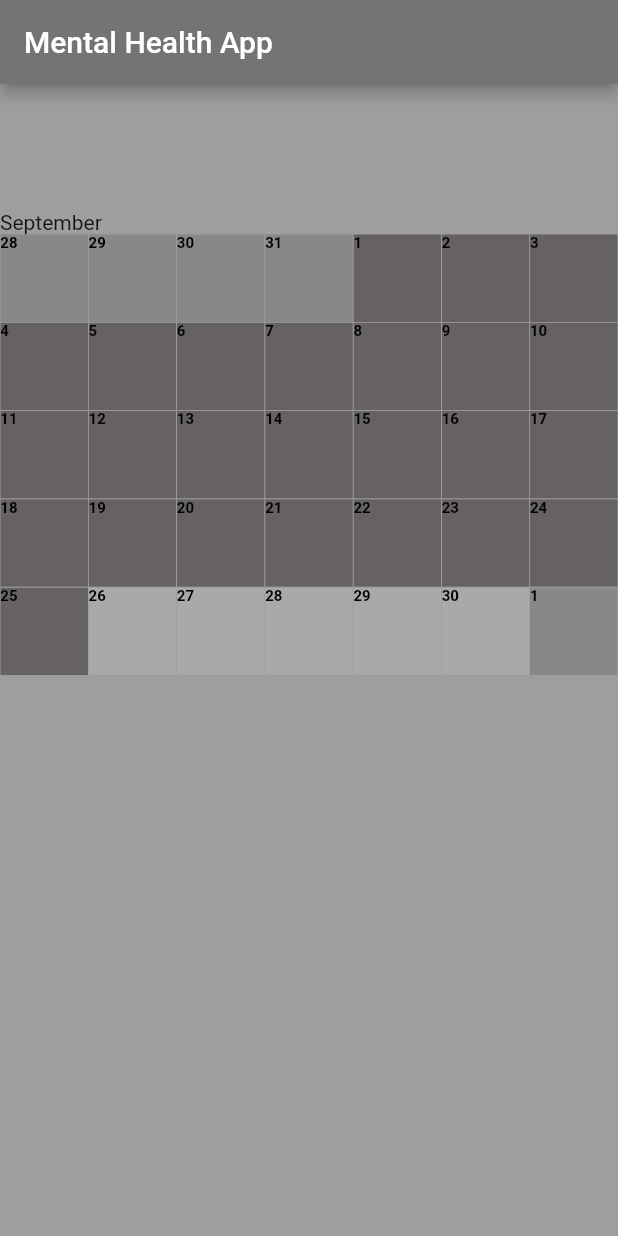
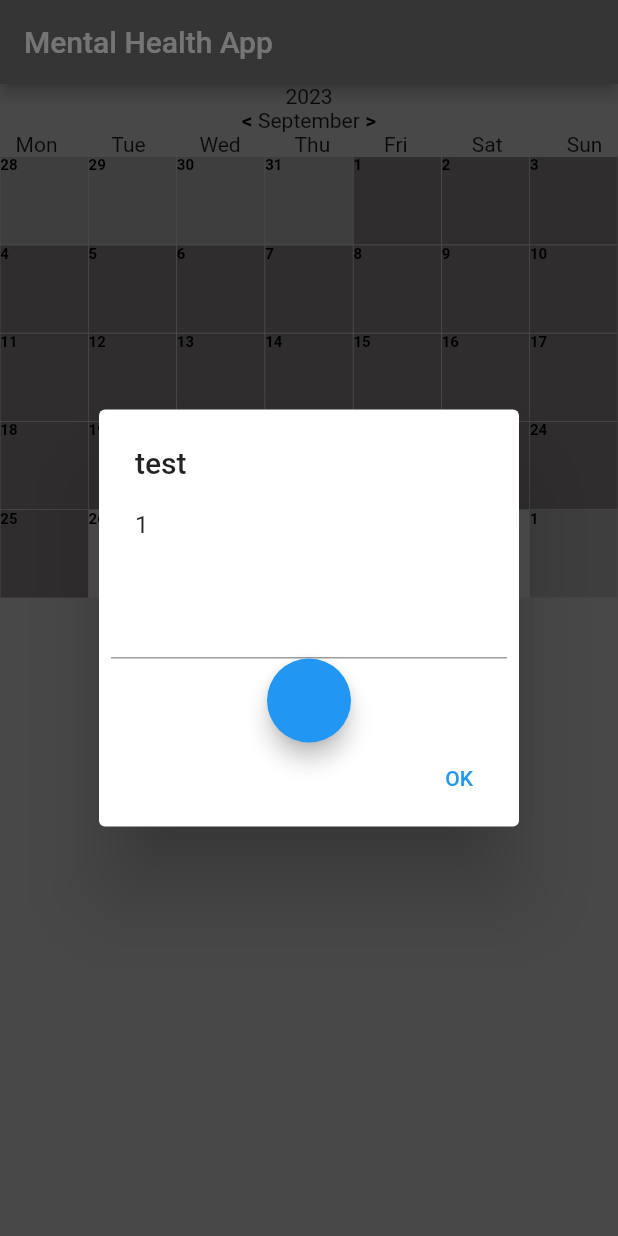
Before and after one commit to HSaren/mental_health_app, a Flutter app: the screen it shows after launch, after a tap on an icon or button, on a phone screen of 412 x 824 dp. Run offline on Flutter 3.47's test engine with Material 2 defaults, Android fonts, the phone set to English and light mode, and no system bars; our stand-ins replace cloud_firestore, device_info_plus, firebase_core; missing offline and left inert: dart:ffi; accounts and stored records are empty; generated files the repository leaves out were written again.

Commit message:
Add database, weekdays, month change
Added database and user can now enter data into the database,
Added visible weekdays for the calendar and you can now change the month
you are viewing

```diff
--- /dev/null
+++ b/lib/backend.dart
@@ -0,0 +1,78 @@
+import 'dart:ffi';
+import 'dart:io';
+import 'package:cloud_firestore/cloud_firestore.dart';
+import 'package:device_info_plus/device_info_plus.dart';
+import 'package:flutter/material.dart';
+
+
+
+class Backend{
+	var db = FirebaseFirestore.instance;
+
+	Future checkDbForData(collection,data, dataName) async {
+		var dbref = db.collection(collection);
+		var isFound = await dbref.where(dataName, isEqualTo: data).get();
+
+		return isFound;
+	}
+
+	Future fetchDataFromDb(collection, data, dataName) async{
+		var dbref = db.collection(collection);
+		var dataToReturn = await dbref.where(dataName, isEqualTo: data).get();
+
+		return dataToReturn;
+	}
+
+	Future<void> saveDataToDb(collection, data) async{
+		final userId = await fetchDataFromDb("Users", await getDeviceId(), "Device id");
+		final dataToEnter = <String, dynamic>{
+			"User id": userId.docs[0].id
+		};
+
+		db.collection(collection).add(data).then((DocumentReference doc) => {
+			db.collection(collection).doc(doc.id).update(dataToEnter),
+			print ("Data updated")
+		});
+	}
+
+
+	Future<void> logIn() async {
+
+		var data = await getDeviceId();
+		var userFound = await checkDbForData("Users", data, 'Device id');
+
+		if (userFound.docs.length == 0){
+			final user = <String, dynamic>{
+				"Device id": data,
+
+			};
+			db.collection("Users").add(user).then((DocumentReference doc) =>
+				print('DocumentSnapshot added with ID: ${doc.id}')
+			);
+		}
+		else  if (userFound.docs.length != 0){
+			print("User found");
+		}
+		else {
+			print("Error damn");
+		}
+
+	}
+
+	Future<String> getDeviceId() async {
+		DeviceInfoPlugin deviceInfo = DeviceInfoPlugin();
+		if (Platform.isIOS){
+			IosDeviceInfo iosDeviceInfo = await deviceInfo.iosInfo;
+			return iosDeviceInfo.identifierForVendor.toString();
+		}
+		else if (Platform.isAndroid){
+			AndroidDeviceInfo androidDeviceInfo = await deviceInfo.androidInfo;
+			return androidDeviceInfo.id;
+		}
+		else{
+			return "";
+		}
+
+	}
+
+}
--- /dev/null
+++ b/lib/calendar.dart
@@ -0,0 +1,43 @@
+import 'package:flutter/material.dart';
+import 'calendar_button.dart';
+import 'calendar_pop_up.dart';
+import 'backend.dart';
+
+class Calendar extends StatelessWidget{
+
+	final days;
+
+	Calendar({this.days});
+
+	@override
+	Widget build (BuildContext context){
+		return GridView.builder(
+			itemCount: days.length,
+			gridDelegate: const SliverGridDelegateWithFixedCrossAxisCount(
+				crossAxisCount: 7
+			),
+			itemBuilder: (BuildContext context, int index){
+				return CalendarButton(
+				buttonTapped: (){
+					showDialog(
+						context: context,
+						builder: (context) => CalendarPopUp(
+							date: days[index],
+							title: "test",
+							text: FutureBuilder(
+							  future: Backend().getDeviceId(),
+							  builder: (BuildContext context, AsyncSnapshot snapshot) {
+								return Text('${this.days[index].date.weekday}  ');
+							  },
+							),
+						));
+				},
+				color: days[index].colorPicker(),
+				buttonDate: days[index].date.day,
+				note: days[index].notes,
+				);
+
+			}
+		);
+	}
+}
--- /dev/null
+++ b/lib/calendar_form.dart
@@ -0,0 +1,43 @@
+import 'package:flutter/material.dart';
+import 'backend.dart';
+
+class CalendarForm extends StatefulWidget{
+	final date;
+	const CalendarForm(this.date, {super.key});
+
+	@override
+	State<CalendarForm> createState() => _CalendarFormState();
+}
+
+class _CalendarFormState extends State<CalendarForm>{
+	final controller = TextEditingController();
+
+	@override
+	void dispose(){
+		controller.dispose();
+		super.dispose();
+	}
+
+	@override
+	Widget build(BuildContext context){
+		final date = widget.date;
+		return Column(
+			children: <Widget>[
+				TextField(
+					controller: controller,
+				),
+				FloatingActionButton(
+					onPressed: (){
+						final dataToEnter = <String, dynamic>{
+							"Note": controller.text,
+							"Date": date.date.microsecondsSinceEpoch,
+							"User id": ""
+						};
+						Backend().saveDataToDb("Days", dataToEnter);
+					}
+				)
+			],
+
+		);
+	}
+}
--- /dev/null
+++ b/lib/calendar_pop_up.dart
@@ -0,0 +1,29 @@
+import 'dart:ffi';
+import 'calendar_form.dart';
+import 'package:flutter/material.dart';
+import 'backend.dart';
+
+class CalendarPopUp extends StatelessWidget{
+	final title;
+	final text;
+	final date;
+
+	CalendarPopUp({this.text, this.date, this.title});
+	var textController = TextEditingController();
+	@override
+	Widget build(BuildContext context){
+		return AlertDialog(
+			title: Text(title),
+			content: text,
+			actions: [
+				Form(
+					child: CalendarForm(date)
+				),
+				TextButton(
+					child: const Text("OK"),
+					onPressed: () => Navigator.pop(context),
+				)
+			],
+		);
+	}
+}
--- a/lib/main.dart
+++ b/lib/main.dart
@@ -1,10 +1,20 @@
 import 'package:flutter/material.dart';
-import 'calendarbutton.dart';
+import 'calendar_button.dart';
 import 'package:intl/intl.dart';
+import 'package:firebase_core/firebase_core.dart';
+import 'firebase_options.dart';
+import 'calendar_pop_up.dart';
+import 'backend.dart';
+import 'calendar.dart';
 
-void main() {
+Future<void> main() async {
+	WidgetsFlutterBinding.ensureInitialized();
+	await Firebase.initializeApp(
+		options: DefaultFirebaseOptions.currentPlatform
+	);
 	runApp(MentalHealthApp());
 }
+
 
 class MentalHealthApp extends StatelessWidget{
 	@override
@@ -17,17 +27,26 @@ class MentalHealthApp extends StatelessWidget{
 }
 
 class FrontPage extends StatefulWidget{
+
 	@override
 	FrontPageState createState() => FrontPageState();
 }
 
 class FrontPageState extends State<FrontPage>{
+	DateTime now = DateTime.now();
+	List<ButtonData> days = List.empty(growable: true);
+	DateTime currentMonth = DateTime.now();
+
+	@override
+	void initState(){
+		super.initState();
+		days = setDays(now);
+		currentMonth = DateTime(now.year, now.month);
+		Backend().logIn();
+	}
 
 	@override
 	Widget build(BuildContext context){
-		DateTime now = DateTime.now();
-		DateTime currentMonth = DateTime(now.year,now.month);
-		List<ButtonData> days = setDays(now);
 		var format = DateFormat.MMMM();
 
 		return Scaffold(
@@ -38,49 +57,113 @@ class FrontPageState extends State<FrontPage>{
 			backgroundColor: Colors.grey,
 			body: Column(children: <Widget>[
 				Container(
-					height:100,
+					alignment: Alignment.bottomCenter,
+					child: Text(DateFormat.y().format(currentMonth)),
+				),
+				Container(
+					child: Row(
+						mainAxisAlignment: MainAxisAlignment.center,
+						children: [
+							GestureDetector(
+								onTap: () {
+									setState(() {
+										currentMonth = DateTime(currentMonth.year, currentMonth.month - 1);
+										days = setDays(currentMonth);
+									});
+
+								},
+								child: Padding(
+									padding: const EdgeInsets.all(0.2),
+									child: ClipRRect(
 										child: Container(
-						alignment: Alignment.bottomLeft,
+											alignment: Alignment.bottomRight,
+											child: Text("< ", style: TextStyle(color: Colors.black, fontWeight: FontWeight.bold)),
+										),
+									)
+								)
+							),
+							Container(
+								alignment: Alignment.bottomCenter,
 								child: Text(format.format(currentMonth)),
 							),
+							GestureDetector(
+								onTap: () {
+									setState(() {
+										currentMonth = DateTime(currentMonth.year, currentMonth.month + 1);
+										days = setDays(currentMonth);
+									});
+
+								},
+								child: Padding(
+									padding: const EdgeInsets.all(0.2),
+									child: ClipRRect(
+										child: Container(
+											alignment: Alignment.bottomRight,
+											child: Text(" >", style: TextStyle(color: Colors.black, fontWeight: FontWeight.bold)),
+										),
+									)
+								)
+							),
+						],
+					)
+				),
+				Row(
+					mainAxisAlignment: MainAxisAlignment.spaceBetween,
+					children: [
+						Container(
+							alignment: Alignment.center,
+							child: Text("   Mon"),
+						),
+						Container(
+							alignment: Alignment.center,
+							child: Text("Tue"),
+						),
+						Container(
+							alignment: Alignment.center,
+							child: Text("Wed"),
+						),
+						Container(
+							alignment: Alignment.center,
+							child: Text("Thu"),
+						),
+							Container(
+							alignment: Alignment.center,
+							child: Text("Fri  "),
+						),
+						Container(
+							alignment: Alignment.center,
+							child: Text("Sat  "),
+						),
+						Container(
+							alignment: Alignment.center,
+							child: Text("Sun   "),
+						),
+					],
 				),
 				Expanded(
-					child: GridView.builder(
-						itemCount: days.length,
-						gridDelegate: const SliverGridDelegateWithFixedCrossAxisCount(
-							crossAxisCount: 7
-						),
-						itemBuilder: (BuildContext context, int index){
-							return CalendarButton(
-							buttonTapped: (){
-							},
-							color: days[index].colorPicker(),
-							buttonDate: days[index].date.day,
-							note: days[index].notes,
-							);
-
-						}
-					),
+					child: Calendar(days: days)
 				)
 			]),
 		);
 	}
 }
 
+
 class ButtonData{
 	DateTime date;
 	String notes;
 	Color color;
+	final currentMonth;
 	final activeColor = const Color.fromARGB(255, 102, 98, 98);
 	final inactiveColor = const Color.fromARGB(87, 190, 190, 190);
 	final outsideMonthColor = const Color.fromARGB(86, 93, 93, 93);
 
 
-	ButtonData(this.date, this.notes, {this.color = Colors.black});
+	ButtonData(this.date, this.notes, this.currentMonth, {this.color = Colors.black});
 	Color colorPicker(){
 		DateTime now = DateTime.now();
 		Color chosenColor;
-		if (this.date.isBefore(DateTime(now.year, now.month, 1)) || this.date.isAfter(DateTime(now.year, now.month + 1, 0))){
+		if (this.date.isBefore(DateTime(currentMonth.year, currentMonth.month, 1)) || this.date.isAfter(DateTime(currentMonth.year, currentMonth.month + 1, 0))){
 			chosenColor = outsideMonthColor;
 		}
 		else if(this.date.isBefore(now)){
@@ -92,7 +175,6 @@ class ButtonData{
 		return chosenColor;
 	}
 }
-
 List<ButtonData> setDays(DateTime now){
 	DateTime currentDateBeingGenerated = DateTime(now.year, now.month, 1);
 	DateTime lastDay = DateTime(now.year, now.month + 1, 0);
@@ -102,11 +184,14 @@ List<ButtonData> setDays(DateTime now){
 		while (currentDateBeingGenerated.weekday != 1){
 			currentDateBeingGenerated = DateTime(currentDateBeingGenerated.year, currentDateBeingGenerated.month, currentDateBeingGenerated.day - 1);
 		}
-		days.add(ButtonData(currentDateBeingGenerated, fetchedNote));
+		days.add(ButtonData(currentDateBeingGenerated, fetchedNote, now));
+	}
+	else{
+		days.add(ButtonData(currentDateBeingGenerated, fetchedNote, now));
 	}
 	while(currentDateBeingGenerated.isBefore(DateTime(now.year, now.month + 1, 0).add(Duration(days: 7 - lastDay.weekday)))){
 		currentDateBeingGenerated = DateTime(currentDateBeingGenerated.year, currentDateBeingGenerated.month, currentDateBeingGenerated.day + 1);
-			days.add(ButtonData(currentDateBeingGenerated, fetchedNote));
+		days.add(ButtonData(currentDateBeingGenerated, fetchedNote, now));
 	}
 	return days;
 }
--- a/pubspec.yaml
+++ b/pubspec.yaml
@@ -36,6 +36,10 @@ dependencies:
   # Use with the CupertinoIcons class for iOS style icons.
   cupertino_icons: ^1.0.2
   intl: ^0.17.0
+  firebase_core: ^2.16.0
+  cloud_firestore: ^4.9.2
+  google_sign_in: ^6.1.5
+  device_info_plus: ^9.0.3
 
 dev_dependencies:
   flutter_test:
```
Also changed, not shown: lib/calendar_button.dart (renamed from lib/calendarbutton.dart), pubspec.lock, 5 other files. Lines whose indentation alone changed are shown as unchanged.
